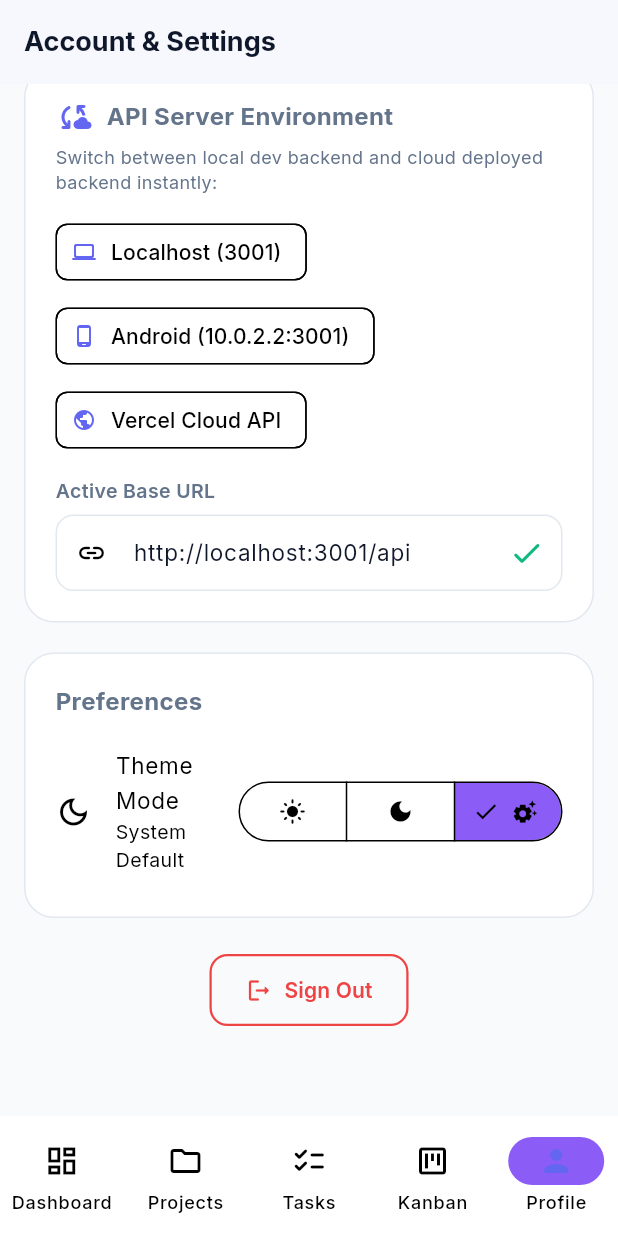
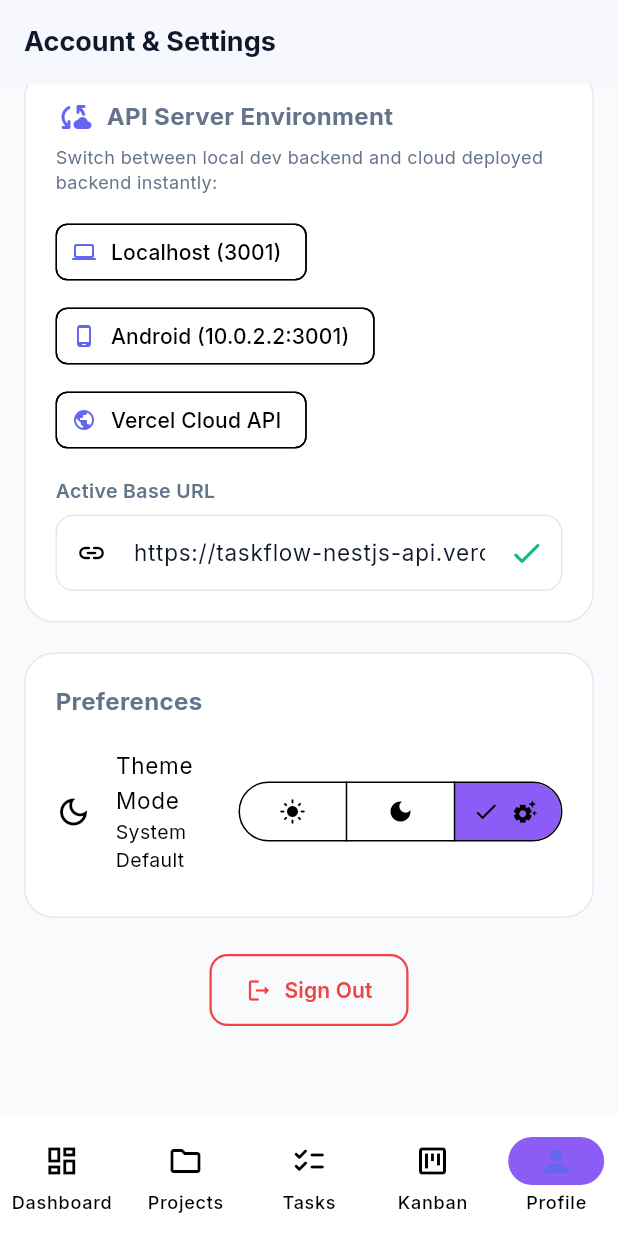
Before and after one commit to MahmoudAbdalrhmanMohamed/taskflow-flutter, a Flutter app: the ProfileScreen screen opened by its route, scrolled down 322 dp, on a phone screen of 412 x 824 dp. Run offline on Flutter 3.47's test engine with Material 3 defaults, Android fonts, the phone set to English and light mode, and no system bars; our stand-ins replace dio, flutter_riverpod, flutter_secure_storage, go_router, google_fonts; accounts and stored records are empty.

Commit message:
fix(config): default to live Vercel cloud API and increase timeout to 30s

```diff
--- a/lib/core/config/app_config.dart
+++ b/lib/core/config/app_config.dart
@@ -2,17 +2,18 @@ class AppConfig {
   static const String appName = 'TaskFlow';
   static const String appVersion = '1.0.0';
 
-  /// Default API base URL points to local backend connected to Neon
+  /// Default API base URL points to the live Cloud API connected to Neon PostgreSQL
   static String get defaultBaseUrl {
-    return localBaseUrl;
+    return productionBaseUrl;
   }
 
-  /// Local API endpoint connected to Neon PostgreSQL
+  /// Cloud API endpoint for production (Neon PostgreSQL + Vercel Serverless)
+  static const String productionBaseUrl =
+      'https://taskflow-nestjs-api.vercel.app/api';
+
+  /// Local API endpoint for offline/local development
   static const String localBaseUrl = 'http://localhost:3001/api';
 
-  /// Cloud API endpoint for production
-  static const String productionBaseUrl = 'https://taskflow-nestjs-api.vercel.app/api';
-
-  static const Duration connectTimeout = Duration(seconds: 15);
-  static const Duration receiveTimeout = Duration(seconds: 15);
+  static const Duration connectTimeout = Duration(seconds: 30);
+  static const Duration receiveTimeout = Duration(seconds: 30);
 }
```
